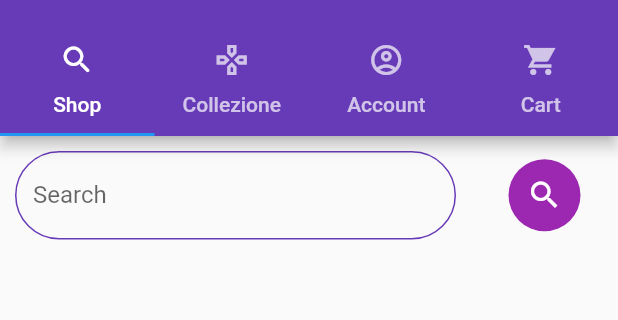
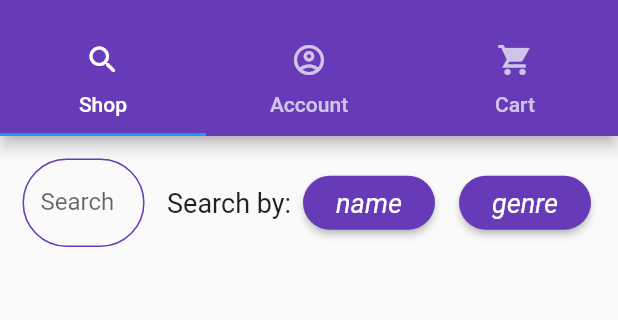
Before and after one commit to Gianlush/Progetto_PSW, a Flutter app: the screen it shows after launch, on a phone screen of 412 x 824 dp, the part 59-379 px from its top. Run offline on Flutter 3.47's test engine with Material 2 defaults, Android fonts, the phone set to English and light mode, and no system bars; missing offline and left inert: dart:html.

Commit message:
SEARCH completa (?)

```diff
--- a/steam_app/lib/graphic/AccountPage.dart
+++ b/steam_app/lib/graphic/AccountPage.dart
@@ -1,5 +1,6 @@
 
 import 'package:flutter/cupertino.dart';
+import 'package:flutter/material.dart';
 
 class AccountPage extends StatefulWidget {
   @override
@@ -11,7 +12,9 @@ class AccountPage extends StatefulWidget {
 class _accountPageState extends State<AccountPage>{
   @override
   Widget build(BuildContext context) {
-    return null;
+    return Scaffold(
+
+    );
   }
 
 }
--- a/steam_app/lib/graphic/CartPage.dart
+++ b/steam_app/lib/graphic/CartPage.dart
@@ -1,4 +1,5 @@
 import 'package:flutter/cupertino.dart';
+import 'package:flutter/material.dart';
 
 class CartPage extends StatefulWidget {
   @override
@@ -10,7 +11,7 @@ class CartPage extends StatefulWidget {
 class _cartPageState extends State<CartPage>{
   @override
   Widget build(BuildContext context) {
-    return null;
+    return Card();
   }
 
 }
--- a/steam_app/lib/graphic/MainScreen.dart
+++ b/steam_app/lib/graphic/MainScreen.dart
@@ -19,7 +19,7 @@ class _mainScreenState extends State<MainScreen>{
   @override
   Widget build(BuildContext context) {
     return DefaultTabController(
-        length: 4,
+        length: 3,
         child: Scaffold(
           appBar: AppBar(
             title: Text(Constants.TITLE_APP),
@@ -27,7 +27,6 @@ class _mainScreenState extends State<MainScreen>{
             bottom: TabBar(
               tabs: [
                 Tab(text: "Shop", icon: Icon(Icons.search_rounded)),
-                Tab(text: "Collezione", icon: Icon(Icons.gamepad_outlined)),
                 Tab(text: "Account",icon: Icon(Icons.account_circle_outlined)),
                 Tab(text: "Cart",icon: Icon(Icons.shopping_cart_sharp))
               ],
@@ -36,7 +35,6 @@ class _mainScreenState extends State<MainScreen>{
           body: TabBarView(
             children: [
               ShopPage(),
-              LibraryPage(),
               AccountPage(),
               CartPage()
             ],
--- a/steam_app/lib/graphic/ShopPage.dart
+++ b/steam_app/lib/graphic/ShopPage.dart
@@ -1,6 +1,11 @@
 import 'package:flutter/cupertino.dart';
 import 'package:flutter/material.dart';
+import 'package:steam_app/model/Model.dart';
+import 'package:steam_app/model/objects/Game.dart';
+import 'package:steam_app/model/widget/GameView.dart';
 import 'package:steam_app/model/widget/MyInputField.dart';
+import 'package:steam_app/model/widget/SearchButton.dart';
+import 'package:steam_app/model/widget/ShopButton.dart';
 
 class ShopPage extends StatefulWidget {
   @override
@@ -10,43 +15,73 @@ class ShopPage extends StatefulWidget {
 }
 
 class _shopPageState extends State<ShopPage>{
+
+  List<Game> games;
+  bool _searching = false;
+
+  TextEditingController textController = TextEditingController();
+
   @override
   Widget build(BuildContext context) {
-    return Scaffold(
-        body : Column(
-          children: [
-            parteSuperiore(),
-            //parteInferiore()
-       ],
-      )
+    return Column(
+              children: [
+                parteSuperiore(),
+                parteInferiore()
+              ],
     );
   }
+  Widget parteInferiore() {
+    if(_searching )
+      return CircularProgressIndicator();
+    else if(games == null)
+      return SizedBox.shrink();
+    else if(games.isEmpty)
+      return Text("NO RESULT!", style: TextStyle(fontSize: 25));
+    else
+      return Expanded(
+        child: Container(
+          child: ListView.builder(
+            itemCount: games.length,
+            itemBuilder: (context, index) {
+              return Row(
+                mainAxisAlignment: MainAxisAlignment.spaceBetween,
+                  children: [
+                    GameView(games[index]),
+                    ShopButton(games[index])
+                  ]
+              );
+            },
+          ),
+        ),
+      );
+  }
 
-}
-
-class parteSuperiore extends StatelessWidget{
-  @override
-  Widget build(BuildContext context) {
+  Widget parteSuperiore () {
     return Padding(
-      padding: EdgeInsets.all(5),
+      padding: EdgeInsets.all(10),
       child: Row(
         children: [
-          Flexible(child: MyInputField()),
-          RawMaterialButton(
-            fillColor: Colors.purple,
-            shape: CircleBorder(),
-            child: IconButton(
-              color: Colors.white,
-              icon: Icon(Icons.search),
-              onPressed: () => _search()
-           )
-          )
+          Flexible(child: MyInputField(controller: textController,)),
+          Text("Search by:",style: TextStyle(fontSize: 18),),
+          searchButton("name",() => _search("name")),
+          searchButton("genre",() => _search("genre"))
         ],
       ),
     );
   }
 
+  _search(String type){
+    setState(() {
+      _searching=true;
+      games = null;
+    });
+    Model.sharedInstance.searchGame(type: type, value: textController.text).then((value) {
+      setState(() {
+        _searching = false;
+        games = value;
+      });
+    });
+
+  }
+
 }
-
-//TODO
-_search(){}
--- /dev/null
+++ b/steam_app/lib/model/Model.dart
@@ -0,0 +1,167 @@
+import 'dart:async';
+import 'dart:convert';
+
+import 'package:steam_app/model/utility/Constants.dart';
+import 'package:steam_app/model/utility/LogInResult.dart';
+
+import 'managers/RestManager.dart';
+import 'objects/AuthenticationData.dart';
+import 'objects/Game.dart';
+import 'objects/User.dart';
+
+
+class Model {
+  static Model sharedInstance = Model();
+
+  RestManager _restManager = RestManager();
+  AuthenticationData _authenticationData;
+
+
+  Future<LogInResult> logIn(String email, String password) async {
+    try{
+      Map<String, String> params = Map();
+      params["grant_type"] = "password";
+      params["client_id"] = Constants.CLIENT_ID;
+      params["username"] = email;
+      params["password"] = password;
+      String result = await _restManager.makePostRequest(Constants.ADDRESS_AUTHENTICATION_SERVER, Constants.REQUEST_LOGIN, params, type: TypeHeader.urlencoded);
+      _authenticationData = AuthenticationData.fromJson(jsonDecode(result));
+      if ( _authenticationData.hasError() ) {
+        if ( _authenticationData.error == "Invalid user credentials" ) {
+          return LogInResult.error_wrong_credentials;
+        }
+        else if ( _authenticationData.error == "Account is not fully set up" ) {
+          return LogInResult.error_not_fully_setupped;
+        }
+        else {
+          return LogInResult.error_unknown;
+        }
+      }
+      _restManager.token = _authenticationData.accessToken;
+      Timer.periodic(Duration(seconds: (_authenticationData.expiresIn - 50)), (Timer t) {
+        _refreshToken();
+      });
+      return LogInResult.logged;
+    }
+    catch (e) {
+      return LogInResult.error_unknown;
+    }
+  }
+
+  Future<bool> _refreshToken() async {
+    try {
+      Map<String, String> params = Map();
+      params["grant_type"] = "refresh_token";
+      params["client_id"] = Constants.CLIENT_ID;
+      params["refresh_token"] = _authenticationData.refreshToken;
+      String result = await _restManager.makePostRequest(Constants.ADDRESS_AUTHENTICATION_SERVER, Constants.REQUEST_LOGIN, params, type: TypeHeader.urlencoded);
+      _authenticationData = AuthenticationData.fromJson(jsonDecode(result));
+      if ( _authenticationData.hasError() ) {
+        return false;
+      }
+      _restManager.token = _authenticationData.accessToken;
+      return true;
+    }
+    catch (e) {
+      return false;
+    }
+  }
+
+  Future<bool> logOut() async {
+    try{
+      Map<String, String> params = Map();
+      _restManager.token = null;
+      params["client_id"] = Constants.CLIENT_ID;
+      params["refresh_token"] = _authenticationData.refreshToken;
+      await _restManager.makePostRequest(Constants.ADDRESS_AUTHENTICATION_SERVER, Constants.REQUEST_LOGOUT, params, type: TypeHeader.urlencoded);
+      return true;
+    }
+    catch (e) {
+      return false;
+    }
+  }
+
+  Future<List<Game>> searchGame({String value,String type}) async {
+    Map<String, String> params = Map();
+    params["x"] = value;
+    String REQUEST;
+    if(type == "genre")
+      REQUEST = Constants.REQUEST_SEARCH_BY_GENRE;
+    else
+      REQUEST = Constants.REQUEST_SEARCH_BY_NAME;
+    try {
+      return List<Game>.from(json.decode(await _restManager.makeGetRequest(Constants.ADDRESS_STORE_SERVER, REQUEST, params)).map((i) => Game.fromJson(i)).toList());
+    }
+    catch (e) {
+      return null; // not the best solution
+    }
+  }
+
+  Future<User> addUserDB(User user) async {
+    try {
+      String rawResult = await _restManager.makePostRequest(Constants.ADDRESS_STORE_SERVER, Constants.REQUEST_ADD_USER, user);
+      if ( rawResult.contains(Constants.RESPONSE_ERROR_MAIL_ALREADY_EXIST) ) {
+        return null; // not the best solution
+      }
+      else {
+        return User.fromJson(jsonDecode(rawResult));
+      }
+    }
+    catch (e) {
+      return null; // not the best solution
+    }
+  }
+
+
+ /* Future<User> register(User user, String password) async {
+    User result = await addUserDB(user);
+    if(result==null)
+      return null;
+
+
+      Map<String, String> params = Map();
+      params["grant_type"] = "password";
+      params["client_id"] = Constants.CLIENT_ID_MASTER;
+      params["username"] = Constants.USERNAME_MASTER;
+      params["password"] = Constants.PASSWORD_MASTER;
+      String keycloak = await _restManager.makePostRequest(Constants.ADDRESS_AUTHENTICATION_SERVER, Constants.REQUEST_LOGIN_MASTER, params, type: TypeHeader.urlencoded);
+      _authenticationData = AuthenticationData.fromJson(jsonDecode(keycloak));
+      _restManager.token = _authenticationData.accessToken;
+
+      /// 2. Creo il corpo della richiesta per registrare l'utente e invio la richiesta a Keycloak
+      var paramsKeycloakAsString = '''{
+        "firstName": "${user.name}",
+        "lastName": "${user.surname}",
+        "email": "${user.email}",
+        "username": "${user.email}",
+        "attributes" : {
+          "id": ${result.id}
+        },
+        "credentials" : [{
+          "type": "password",
+          "value": "$password",
+          "temporary": false
+        }],
+        "enabled": true
+      }''';
+      Map keycloakJson = json.decode(paramsKeycloakAsString);
+      String response = await _restManager.makePostRequest(Constants.ADDRESS_AUTHENTICATION_SERVER, Constants.REQUEST_SIGNUP, keycloakJson);
+
+      if(response.isNotEmpty) return SignUpResult.unknown_error;
+
+      /// 3. Effettuo il logout dal realm Master
+      params = Map();
+      preferences.remove('token');
+      params["client_id"] = Constants.CLIENT_ID_MASTER;
+      params["refresh_token"] = _authenticationData.refreshToken;
+      await _restManager.makePostRequest(Constants.ADDRESS_AUTHENTICATION_SERVER, Constants.REQUEST_LOGOUT_MASTER, params, type: TypeHeader.urlencoded);
+
+      return SignUpResult.signup;
+    }
+    catch (e) {
+      return SignUpResult.unknown_error;
+    }
+  }*/
+
+
+}
--- /dev/null
+++ b/steam_app/lib/model/objects/AuthenticationData.dart
@@ -0,0 +1,24 @@
+class AuthenticationData {
+  String accessToken;
+  String refreshToken;
+  String error;
+  int expiresIn;
+
+
+  AuthenticationData({this.accessToken, this.refreshToken, this.error, this.expiresIn,});
+
+  factory AuthenticationData.fromJson(Map<String, dynamic> json) {
+    return AuthenticationData(
+      accessToken: json['access_token'],
+      refreshToken: json['refresh_token'],
+      error: json['error_description'],
+      expiresIn: json['expires_in'],
+    );
+  }
+
+  bool hasError() {
+    return error != null;
+  }
+
+
+}
--- /dev/null
+++ b/steam_app/lib/model/objects/Game.dart
@@ -0,0 +1,36 @@
+class Game {
+  int id;
+  String name;
+  String genre;
+  double price;
+  int quantity;
+
+
+
+  Game({this.id, this.name, this.genre, this.quantity, this.price});
+
+  factory Game.fromJson(Map<String, dynamic> json) {
+    return Game(
+      id: json['id'],
+      name: json['name'],
+      genre: json['genre'],
+      price: json['price'],
+      quantity: json['quantity'],
+    );
+  }
+
+  Map<String, dynamic> toJson() => {
+    'id': id,
+    'name': name,
+    'genre': genre,
+    'price': price,
+    'quantity':quantity,
+  };
+
+  @override
+  String toString() {
+    return name;
+  }
+
+
+}
--- /dev/null
+++ b/steam_app/lib/model/objects/User.dart
@@ -0,0 +1,32 @@
+class User {
+  int id;
+  String name;
+  String surname;
+  String email;
+
+
+  User({this.id, this.name, this.surname,this.email});
+
+  factory User.fromJson(Map<String, dynamic> json) {
+    return User(
+      id: json['id'],
+      name: json['name'],
+      surname: json['surname'],
+      email: json['email'],
+    );
+  }
+
+  Map<String, dynamic> toJson() => {
+    'id': id,
+    'firstName': name,
+    'lastName': surname,
+    'email': email,
+  };
+
+  @override
+  String toString() {
+    return name + " " + surname;
+  }
+
+
+}
--- a/steam_app/lib/model/utility/Constants.dart
+++ b/steam_app/lib/model/utility/Constants.dart
@@ -1,3 +1,28 @@
 class Constants{
+  static final String REALM = "myRealm";
   static final String TITLE_APP = "FakeSteam";
+  static final String CLIENT_ID = "SteamApp";
+
+  static final String CLIENT_ID_MASTER = "admin-cli";
+  static final String USERNAME_MASTER = "gianluca";
+  static final String PASSWORD_MASTER = "massara";
+
+  static final String REQUEST_LOGIN_MASTER="/auth/realms/master/protocol/openid-connect/token";
+  static final String REQUEST_LOGOUT_MASTER="/auth/realms/master/protocol/openid-connect/logout";
+
+
+  static final String ADDRESS_AUTHENTICATION_SERVER = "http://localhost:8080/auth";
+  static final String ADDRESS_STORE_SERVER = "localhost:8081";
+
+  static final String REQUEST_LOGIN = "/realms/" + REALM + "/protocol/openid-connect/token";
+  static final String REQUEST_LOGOUT = "/auth/realms/" + REALM + "/protocol/openid-connect/logout";
+
+  static final String REQUEST_SEARCH_BY_NAME = "/games/name";
+  static final String REQUEST_SEARCH_BY_GENRE = "/games/genre";
+  static final String REQUEST_ADD_USER = "/users";
+
+
+
+  static final String RESPONSE_ERROR_MAIL_ALREADY_EXIST ="ERROR_MAIL_ALREADY_EXIST";
+
 }
--- /dev/null
+++ b/steam_app/lib/model/utility/LogInResult.dart
@@ -0,0 +1,6 @@
+enum LogInResult {
+  logged,
+  error_wrong_credentials,
+  error_not_fully_setupped,
+  error_unknown,
+}
--- a/steam_app/lib/model/widget/MyInputField.dart
+++ b/steam_app/lib/model/widget/MyInputField.dart
@@ -2,12 +2,16 @@ import 'package:flutter/cupertino.dart';
 import 'package:flutter/material.dart';
 
 class MyInputField extends StatelessWidget{
+  final TextEditingController controller;
+
+  const MyInputField({Key key, this.controller}) : super(key: key);
+
   @override
   Widget build(BuildContext context) {
     return Padding(
         padding: EdgeInsets.fromLTRB(5,5,15,5),
         child: TextField(
-
+          controller: controller,
           decoration: InputDecoration(
             labelText: "Search",
             fillColor: Colors.blueGrey,
--- /dev/null
+++ b/steam_app/lib/model/widget/SearchButton.dart
@@ -0,0 +1,30 @@
+import 'package:flutter/cupertino.dart';
+import 'package:flutter/material.dart';
+
+class searchButton extends StatelessWidget {
+  final String text;
+  final Function function;
+
+  searchButton(this.text, this.function, {Key key}) : super(key: key);
+
+  @override
+  Widget build(BuildContext context) {
+    return Padding(
+        padding: EdgeInsets.fromLTRB(8, 0, 8, 0),
+        child: RawMaterialButton(
+          shape: RoundedRectangleBorder(borderRadius: BorderRadius.circular(20)),
+          fillColor: Colors.deepPurple,
+          child: Text(
+            text,
+            style: TextStyle(
+              fontSize: 18,
+              fontStyle: FontStyle.italic,
+              color: Colors.white,
+            ),
+          ),
+          onPressed: function,
+        ),
+    );
+  }
+
+}
--- a/steam_app/pubspec.yaml
+++ b/steam_app/pubspec.yaml
@@ -23,6 +23,8 @@ environment:
 dependencies:
   flutter:
     sdk: flutter
+
+  http: any
 
 
   # The following adds the Cupertino Icons font to your application.
```
Also changed, not shown: steam_app/lib/model/managers/RestManager.dart (added, +100 -0 lines), steam_app/lib/model/objects/Order.dart (added, +37 -0 lines), steam_app/lib/model/utility/ErrorListener.dart (added, +8 -0 lines), steam_app/lib/model/widget/GameView.dart (added, +65 -0 lines), steam_app/lib/model/widget/ShopButton.dart (added, +35 -0 lines), steam_app/pubspec.lock.
